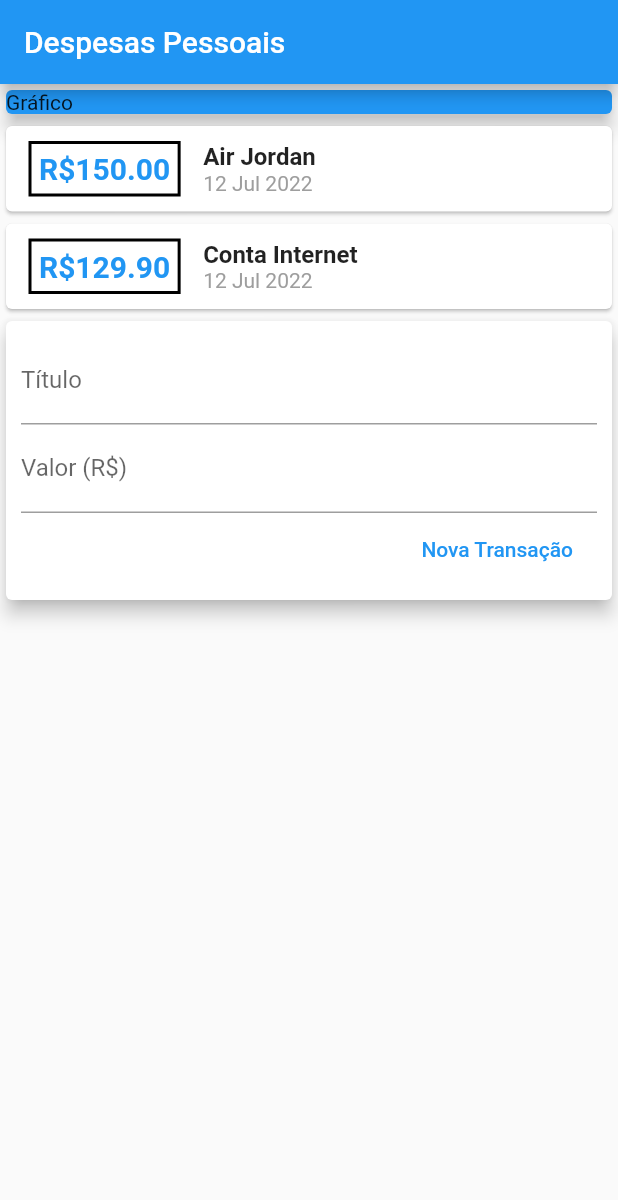
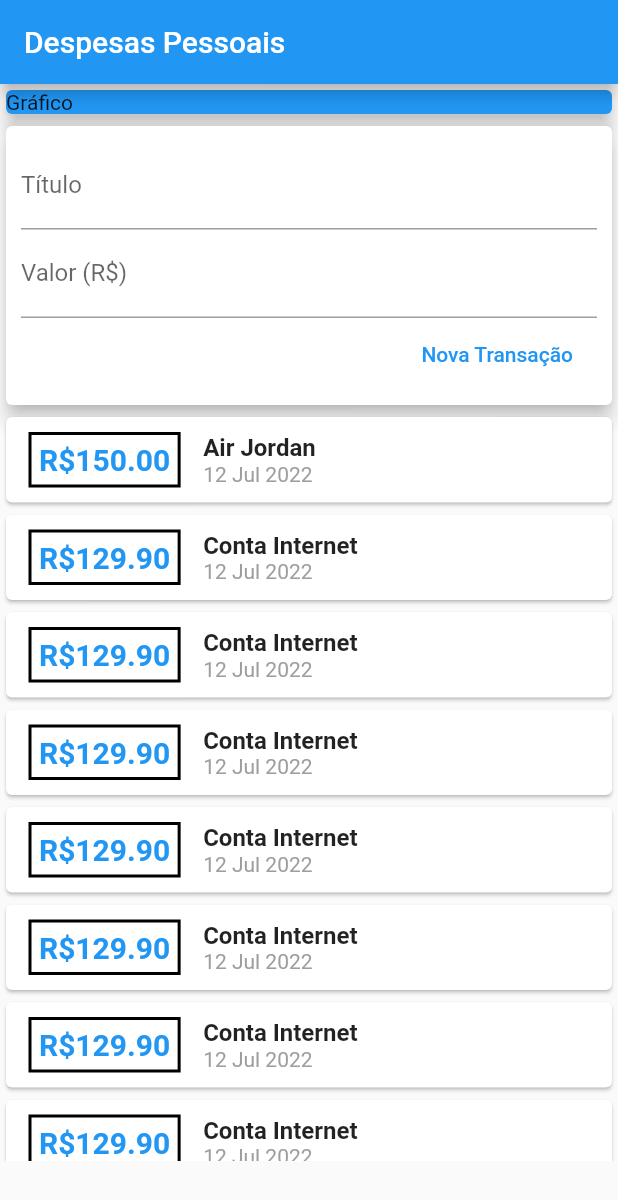
Before and after one commit to JoaoVGStahl/expenses, a Flutter app: the screen it shows after launch, after a tap on "Nova Transação", on a phone screen of 412 x 824 dp. Shown: the top 1200 px of the screen. Run offline on Flutter 3.47's test engine with Material 2 defaults, Android fonts, the phone set to English and light mode, and no system bars.

Commit message:
ListView for perfomatic Scroll

```diff
--- a/lib/components/transaction_form.dart
+++ b/lib/components/transaction_form.dart
@@ -7,6 +7,9 @@ class TransactionForm extends StatelessWidget {
 
   final tittleController = TextEditingController();
   final valueController = TextEditingController();
+  final void Function(String,double) onSubmit;
+
+  TransactionForm(this.onSubmit);
 
   @override
   Widget build(BuildContext context) {
@@ -33,8 +36,9 @@ class TransactionForm extends StatelessWidget {
                       children: [
                         FlatButton(
                           onPressed: () {
-                            print(tittleController.text);
-                            print(valueController.text);
+                            final title = tittleController.text;
+                            final value = double.tryParse(valueController.text) ??  0.0;
+                            onSubmit(title, value);
                           },
                           child: Text("Nova Transação"),
                           textColor: Colors.blue,
--- a/lib/components/transaction_list.dart
+++ b/lib/components/transaction_list.dart
@@ -12,8 +12,12 @@ class TransactionList extends StatelessWidget {
 
   @override
   Widget build(BuildContext context) {
-    return Column(
-      children: transactions.map((tr) {
+    return Container(
+      height: 500,
+      child: ListView.builder(
+        itemCount: transactions.length,
+        itemBuilder: (ctx,index){
+          final tr = transactions[index];
           return Card(
             child: Row(
               children: [
@@ -57,7 +61,8 @@ class TransactionList extends StatelessWidget {
               ],
             ),
           );
-      }).toList(),
+        },
+      ),
     );
   }
 }
--- a/lib/components/transaction_user.dart
+++ b/lib/components/transaction_user.dart
@@ -1,3 +1,5 @@
+import 'dart:math';
+
 import 'package:expenses/components/transaction_form.dart';
 import 'package:flutter/cupertino.dart';
 import 'package:flutter/src/foundation/key.dart';
@@ -27,14 +29,75 @@ class _TransactionUserState extends State<TransactionUser> {
       value: 129.90,
       date: DateTime.now(),
     ),
+    Transaction(
+      id: "t3",
+      title: "Conta Internet",
+      value: 129.90,
+      date: DateTime.now(),
+    ),
+    Transaction(
+      id: "t4",
+      title: "Conta Internet",
+      value: 129.90,
+      date: DateTime.now(),
+    ),
+    Transaction(
+      id: "t5",
+      title: "Conta Internet",
+      value: 129.90,
+      date: DateTime.now(),
+    ),
+    Transaction(
+      id: "t6",
+      title: "Conta Internet",
+      value: 129.90,
+      date: DateTime.now(),
+    ),
+    Transaction(
+      id: "t7",
+      title: "Conta Internet",
+      value: 129.90,
+      date: DateTime.now(),
+    ),
+    Transaction(
+      id: "t8",
+      title: "Conta Internet",
+      value: 129.90,
+      date: DateTime.now(),
+    ),
+    Transaction(
+      id: "t9",
+      title: "Conta Internet",
+      value: 129.90,
+      date: DateTime.now(),
+    ),
+    Transaction(
+      id: "t10",
+      title: "Conta Internet",
+      value: 129.90,
+      date: DateTime.now(),
+    ),
   ];
+
+  _addTransaction(String title, double value) {
+    final newTransaction = Transaction(
+      id: Random().nextDouble().toString(),
+      title: title,
+      value: value,
+      date: DateTime.now(),
+    );
+
+    setState(() {
+      _transcations.add(newTransaction);
+    });
+  }
 
   @override
   Widget build(BuildContext context) {
     return Column(
       children: [
+        TransactionForm(_addTransaction),
         TransactionList(_transcations),
-        TransactionForm(),
       ],
     );
   }
--- a/lib/main.dart
+++ b/lib/main.dart
@@ -17,7 +17,8 @@ class MyHomePage extends StatelessWidget {
       appBar: AppBar(
         title: Text("Despesas Pessoais"),
       ),
-      body: Column(
+      body: SingleChildScrollView(
+        child: Column(
             crossAxisAlignment: CrossAxisAlignment.stretch,
             children: <Widget>[
               Container(
@@ -29,6 +30,7 @@ class MyHomePage extends StatelessWidget {
               ),
               TransactionUser(),
             ]),
+      ),
     );
   }
 }
```
Lines whose indentation alone changed are shown as unchanged.
